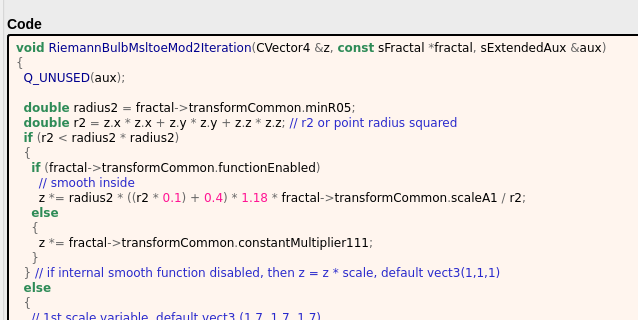
This is mandelbulber2/formula/ui/riemann_bulb_msltoe_mod2.ui in buddhi1980/mandelbulber2 as Qt 5 draws it before an edit; both pictures show x 0 to 638 and y 554 to 874 of the 864 by 1357 pixel window. The edited form follows.
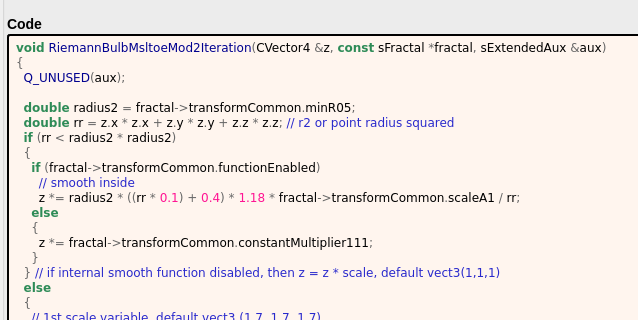
This is the edited form. Custom widgets are drawn as their Qt base class.

Commit message:
source code format - fractal_formulas.cpp and formula opencl/ui
- fixed UTF8-BOM on fractal_formulas.cpp file
- formatted fractal_formulas.cpp
- updated formula opencl and ui files

Diff of the .ui file:
```diff
--- a/mandelbulber2/formula/ui/riemann_bulb_msltoe_mod2.ui
+++ b/mandelbulber2/formula/ui/riemann_bulb_msltoe_mod2.ui
@@ -628,12 +628,12 @@
   &lt;span style=&quot;color:#00008f&quot;&gt;Q_UNUSED&lt;/span&gt;&lt;span style=&quot;color:#676767&quot;&gt;(&lt;/span&gt;aux&lt;span style=&quot;color:#676767&quot;&gt;);&lt;/span&gt;
 
   &lt;span style=&quot;color:#2e8b57; font-weight:bold&quot;&gt;double&lt;/span&gt; radius2 &lt;span style=&quot;color:#676767&quot;&gt;=&lt;/span&gt; fractal&lt;span style=&quot;color:#676767&quot;&gt;-&amp;gt;&lt;/span&gt;transformCommon&lt;span style=&quot;color:#676767&quot;&gt;.&lt;/span&gt;minR05&lt;span style=&quot;color:#676767&quot;&gt;;&lt;/span&gt;
-  &lt;span style=&quot;color:#2e8b57; font-weight:bold&quot;&gt;double&lt;/span&gt; r2 &lt;span style=&quot;color:#676767&quot;&gt;=&lt;/span&gt; z&lt;span style=&quot;color:#676767&quot;&gt;.&lt;/span&gt;x &lt;span style=&quot;color:#676767&quot;&gt;*&lt;/span&gt; z&lt;span style=&quot;color:#676767&quot;&gt;.&lt;/span&gt;x &lt;span style=&quot;color:#676767&quot;&gt;+&lt;/span&gt; z&lt;span style=&quot;color:#676767&quot;&gt;.&lt;/span&gt;y &lt;span style=&quot;color:#676767&quot;&gt;*&lt;/span&gt; z&lt;span style=&quot;color:#676767&quot;&gt;.&lt;/span&gt;y &lt;span style=&quot;color:#676767&quot;&gt;+&lt;/span&gt; z&lt;span style=&quot;color:#676767&quot;&gt;.&lt;/span&gt;z &lt;span style=&quot;color:#676767&quot;&gt;*&lt;/span&gt; z&lt;span style=&quot;color:#676767&quot;&gt;.&lt;/span&gt;z&lt;span style=&quot;color:#676767&quot;&gt;;&lt;/span&gt; &lt;span style=&quot;color:#2929cc&quot;&gt;// r2 or point radius squared&lt;/span&gt;
-  &lt;span style=&quot;color:#2e8b57; font-weight:bold&quot;&gt;if&lt;/span&gt; &lt;span style=&quot;color:#676767&quot;&gt;(&lt;/span&gt;r2 &lt;span style=&quot;color:#676767&quot;&gt;&amp;lt;&lt;/span&gt; radius2 &lt;span style=&quot;color:#676767&quot;&gt;*&lt;/span&gt; radius2&lt;span style=&quot;color:#676767&quot;&gt;)&lt;/span&gt;
+  &lt;span style=&quot;color:#2e8b57; font-weight:bold&quot;&gt;double&lt;/span&gt; rr &lt;span style=&quot;color:#676767&quot;&gt;=&lt;/span&gt; z&lt;span style=&quot;color:#676767&quot;&gt;.&lt;/span&gt;x &lt;span style=&quot;color:#676767&quot;&gt;*&lt;/span&gt; z&lt;span style=&quot;color:#676767&quot;&gt;.&lt;/span&gt;x &lt;span style=&quot;color:#676767&quot;&gt;+&lt;/span&gt; z&lt;span style=&quot;color:#676767&quot;&gt;.&lt;/span&gt;y &lt;span style=&quot;color:#676767&quot;&gt;*&lt;/span&gt; z&lt;span style=&quot;color:#676767&quot;&gt;.&lt;/span&gt;y &lt;span style=&quot;color:#676767&quot;&gt;+&lt;/span&gt; z&lt;span style=&quot;color:#676767&quot;&gt;.&lt;/span&gt;z &lt;span style=&quot;color:#676767&quot;&gt;*&lt;/span&gt; z&lt;span style=&quot;color:#676767&quot;&gt;.&lt;/span&gt;z&lt;span style=&quot;color:#676767&quot;&gt;;&lt;/span&gt; &lt;span style=&quot;color:#2929cc&quot;&gt;// r2 or point radius squared&lt;/span&gt;
+  &lt;span style=&quot;color:#2e8b57; font-weight:bold&quot;&gt;if&lt;/span&gt; &lt;span style=&quot;color:#676767&quot;&gt;(&lt;/span&gt;rr &lt;span style=&quot;color:#676767&quot;&gt;&amp;lt;&lt;/span&gt; radius2 &lt;span style=&quot;color:#676767&quot;&gt;*&lt;/span&gt; radius2&lt;span style=&quot;color:#676767&quot;&gt;)&lt;/span&gt;
   &lt;span style=&quot;color:#676767&quot;&gt;{&lt;/span&gt;
     &lt;span style=&quot;color:#2e8b57; font-weight:bold&quot;&gt;if&lt;/span&gt; &lt;span style=&quot;color:#676767&quot;&gt;(&lt;/span&gt;fractal&lt;span style=&quot;color:#676767&quot;&gt;-&amp;gt;&lt;/span&gt;transformCommon&lt;span style=&quot;color:#676767&quot;&gt;.&lt;/span&gt;functionEnabled&lt;span style=&quot;color:#676767&quot;&gt;)&lt;/span&gt;
       &lt;span style=&quot;color:#2929cc&quot;&gt;// smooth inside&lt;/span&gt;
-      z &lt;span style=&quot;color:#676767&quot;&gt;*=&lt;/span&gt; radius2 &lt;span style=&quot;color:#676767&quot;&gt;* ((&lt;/span&gt;r2 &lt;span style=&quot;color:#676767&quot;&gt;*&lt;/span&gt; &lt;span style=&quot;color:#ff1493&quot;&gt;0.1&lt;/span&gt;&lt;span style=&quot;color:#676767&quot;&gt;) +&lt;/span&gt; &lt;span style=&quot;color:#ff1493&quot;&gt;0.4&lt;/span&gt;&lt;span style=&quot;color:#676767&quot;&gt;) *&lt;/span&gt; &lt;span style=&quot;color:#ff1493&quot;&gt;1.18&lt;/span&gt; &lt;span style=&quot;color:#676767&quot;&gt;*&lt;/span&gt; fractal&lt;span style=&quot;color:#676767&quot;&gt;-&amp;gt;&lt;/span&gt;transformCommon&lt;span style=&quot;color:#676767&quot;&gt;.&lt;/span&gt;scaleA1 &lt;span style=&quot;color:#676767&quot;&gt;/&lt;/span&gt; r2&lt;span style=&quot;color:#676767&quot;&gt;;&lt;/span&gt;
+      z &lt;span style=&quot;color:#676767&quot;&gt;*=&lt;/span&gt; radius2 &lt;span style=&quot;color:#676767&quot;&gt;* ((&lt;/span&gt;rr &lt;span style=&quot;color:#676767&quot;&gt;*&lt;/span&gt; &lt;span style=&quot;color:#ff1493&quot;&gt;0.1&lt;/span&gt;&lt;span style=&quot;color:#676767&quot;&gt;) +&lt;/span&gt; &lt;span style=&quot;color:#ff1493&quot;&gt;0.4&lt;/span&gt;&lt;span style=&quot;color:#676767&quot;&gt;) *&lt;/span&gt; &lt;span style=&quot;color:#ff1493&quot;&gt;1.18&lt;/span&gt; &lt;span style=&quot;color:#676767&quot;&gt;*&lt;/span&gt; fractal&lt;span style=&quot;color:#676767&quot;&gt;-&amp;gt;&lt;/span&gt;transformCommon&lt;span style=&quot;color:#676767&quot;&gt;.&lt;/span&gt;scaleA1 &lt;span style=&quot;color:#676767&quot;&gt;/&lt;/span&gt; rr&lt;span style=&quot;color:#676767&quot;&gt;;&lt;/span&gt;
     &lt;span style=&quot;color:#2e8b57; font-weight:bold&quot;&gt;else&lt;/span&gt;
     &lt;span style=&quot;color:#676767&quot;&gt;{&lt;/span&gt;
       z &lt;span style=&quot;color:#676767&quot;&gt;*=&lt;/span&gt; fractal&lt;span style=&quot;color:#676767&quot;&gt;-&amp;gt;&lt;/span&gt;transformCommon&lt;span style=&quot;color:#676767&quot;&gt;.&lt;/span&gt;constantMultiplier111&lt;span style=&quot;color:#676767&quot;&gt;;&lt;/span&gt;
```
The commit also changes 104 other files.
